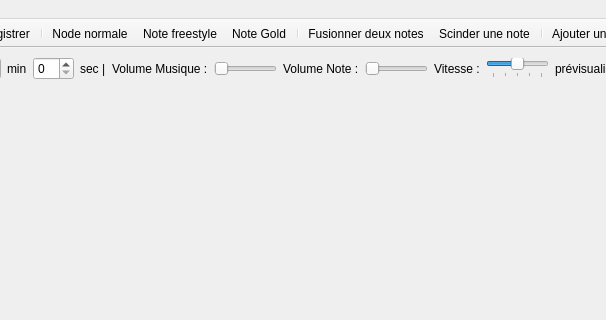
Bramas/Ultratools, file src/editorwindow.ui: the form before one commit; both pictures show x 161 to 767 and y 0 to 320 of the 960 by 534 pixel window.
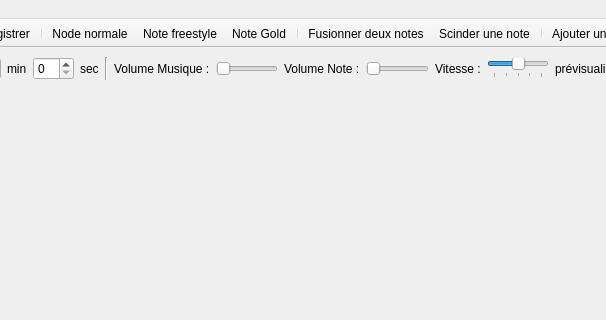
The form after the commit. Icons and pictures are not drawn.

Commit message: use proper line widget

```diff
--- a/src/editorwindow.ui
+++ b/src/editorwindow.ui
@@ -53,7 +53,14 @@
         <item>
          <widget class="QLabel" name="label_6">
           <property name="text">
-           <string>sec |</string>
+           <string>sec</string>
+          </property>
+         </widget>
+        </item>
+        <item>
+         <widget class="Line" name="line">
+          <property name="orientation">
+           <enum>Qt::Vertical</enum>
           </property>
          </widget>
         </item>
```
The commit also changes 1 other file.
